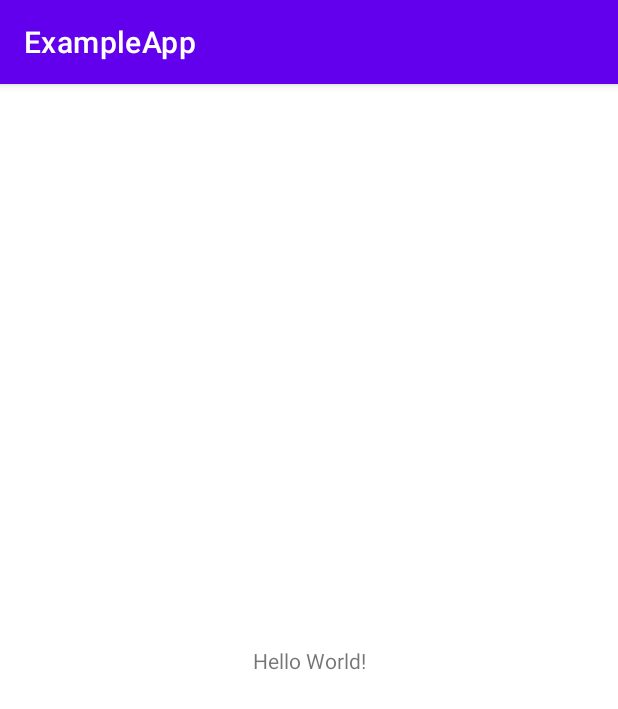
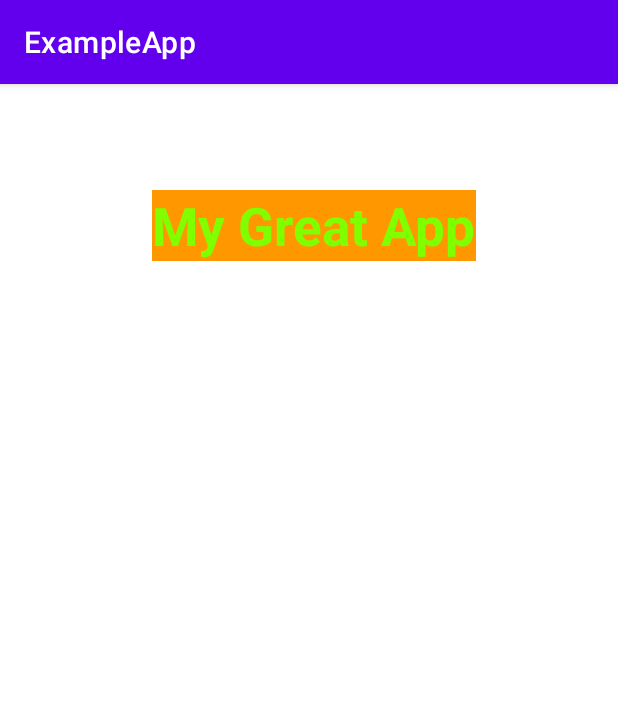
Before and after one commit to Valido-101/Curso_udemy_android, an Android app: the screen it shows after launch (MainActivity), on a phone screen of 412 x 824 dp. Shown: the top 709 px of the screen. Run offline under Robolectric (Android 15) with nearby library versions, the phone set to English and light mode, and no system bars.

Commit message:
texto formateado, falta centralizarlo bien

```diff
--- a/app/src/main/res/layout/activity_main.xml
+++ b/app/src/main/res/layout/activity_main.xml
@@ -7,12 +7,24 @@
     tools:context=".MainActivity">
 
     <TextView
+        android:id="@+id/textView"
         android:layout_width="wrap_content"
         android:layout_height="wrap_content"
-        android:text="Hello World!"
+        android:layout_marginStart="101dp"
+        android:layout_marginLeft="101dp"
+        android:layout_marginTop="52dp"
+        android:layout_marginRight="96dp"
+        android:layout_marginBottom="632dp"
+        android:background="@color/challengeColorBack"
+        android:text="@string/challenge1"
+        android:textColor="@color/challengeColorText"
+        android:textSize="35sp"
+        android:textStyle="bold"
         app:layout_constraintBottom_toBottomOf="parent"
-        app:layout_constraintLeft_toLeftOf="parent"
         app:layout_constraintRight_toRightOf="parent"
-        app:layout_constraintTop_toTopOf="parent" />
+        app:layout_constraintStart_toStartOf="parent"
+        app:layout_constraintTop_toTopOf="parent"
+        app:textAllCaps="false"
+        android:layout_marginEnd="96dp" />
 
 </androidx.constraintlayout.widget.ConstraintLayout>
--- a/app/src/main/res/values/colors.xml
+++ b/app/src/main/res/values/colors.xml
@@ -7,4 +7,6 @@
     <color name="teal_700">#FF018786</color>
     <color name="black">#FF000000</color>
     <color name="white">#FFFFFFFF</color>
+    <color name="challengeColorBack">#FF9800</color>
+    <color name="challengeColorText">#80FF00</color>
 </resources>
--- a/app/src/main/res/values/strings.xml
+++ b/app/src/main/res/values/strings.xml
@@ -1,3 +1,4 @@
 <resources>
     <string name="app_name">ExampleApp</string>
+    <string name="challenge1">My Great App</string>
 </resources>
```
